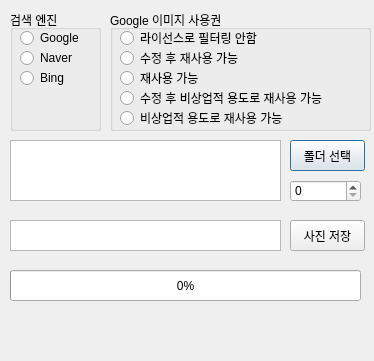
Old version of the form Image_Scrapper.ui in the repository Adrian123K/image-scrapper.
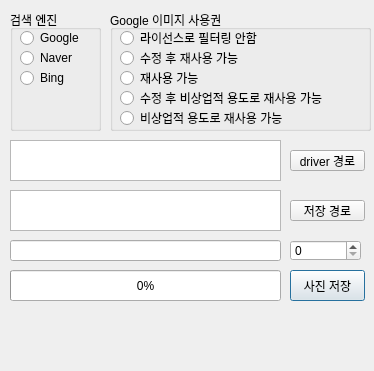
New version of the form.

Commit message: create google image count

```diff
--- a/Image_Scrapper.ui
+++ b/Image_Scrapper.ui
@@ -7,7 +7,7 @@
     <x>0</x>
     <y>0</y>
     <width>374</width>
-    <height>361</height>
+    <height>371</height>
    </rect>
   </property>
   <property name="windowTitle">
@@ -17,26 +17,13 @@
    <property name="geometry">
     <rect>
      <x>290</x>
-     <y>140</y>
+     <y>270</y>
      <width>75</width>
      <height>31</height>
     </rect>
    </property>
    <property name="text">
-    <string>폴더 선택</string>
-   </property>
-  </widget>
-  <widget class="QPlainTextEdit" name="search">
-   <property name="geometry">
-    <rect>
-     <x>10</x>
-     <y>220</y>
-     <width>271</width>
-     <height>31</height>
-    </rect>
-   </property>
-   <property name="plainText">
-    <string/>
+    <string>사진 저장</string>
    </property>
   </widget>
   <widget class="QGroupBox" name="engine_box">
@@ -174,7 +161,7 @@
     <rect>
      <x>10</x>
      <y>270</y>
-     <width>351</width>
+     <width>271</width>
      <height>31</height>
     </rect>
    </property>
@@ -186,22 +173,22 @@
    <property name="geometry">
     <rect>
      <x>290</x>
-     <y>220</y>
+     <y>200</y>
      <width>75</width>
-     <height>31</height>
+     <height>21</height>
     </rect>
    </property>
    <property name="text">
-    <string>사진 저장</string>
+    <string>저장 경로</string>
    </property>
   </widget>
   <widget class="QLabel" name="result">
    <property name="geometry">
     <rect>
      <x>10</x>
-     <y>320</y>
+     <y>310</y>
      <width>351</width>
-     <height>31</height>
+     <height>51</height>
     </rect>
    </property>
    <property name="text">
@@ -212,9 +199,9 @@
    <property name="geometry">
     <rect>
      <x>10</x>
-     <y>140</y>
+     <y>190</y>
      <width>271</width>
-     <height>61</height>
+     <height>41</height>
     </rect>
    </property>
   </widget>
@@ -222,10 +209,46 @@
    <property name="geometry">
     <rect>
      <x>290</x>
-     <y>180</y>
+     <y>240</y>
      <width>71</width>
-     <height>22</height>
+     <height>21</height>
     </rect>
+   </property>
+   <property name="maximum">
+    <number>1000</number>
+   </property>
+  </widget>
+  <widget class="QLineEdit" name="search">
+   <property name="geometry">
+    <rect>
+     <x>10</x>
+     <y>240</y>
+     <width>271</width>
+     <height>21</height>
+    </rect>
+   </property>
+  </widget>
+  <widget class="QTextBrowser" name="driver_path">
+   <property name="geometry">
+    <rect>
+     <x>10</x>
+     <y>140</y>
+     <width>271</width>
+     <height>41</height>
+    </rect>
+   </property>
+  </widget>
+  <widget class="QPushButton" name="select_driver">
+   <property name="geometry">
+    <rect>
+     <x>290</x>
+     <y>150</y>
+     <width>75</width>
+     <height>21</height>
+    </rect>
+   </property>
+   <property name="text">
+    <string>driver 경로</string>
    </property>
   </widget>
  </widget>
```
Left out of the diff: 6 changed lines with no effect on the pictures. The commit also changes 1 other file.
